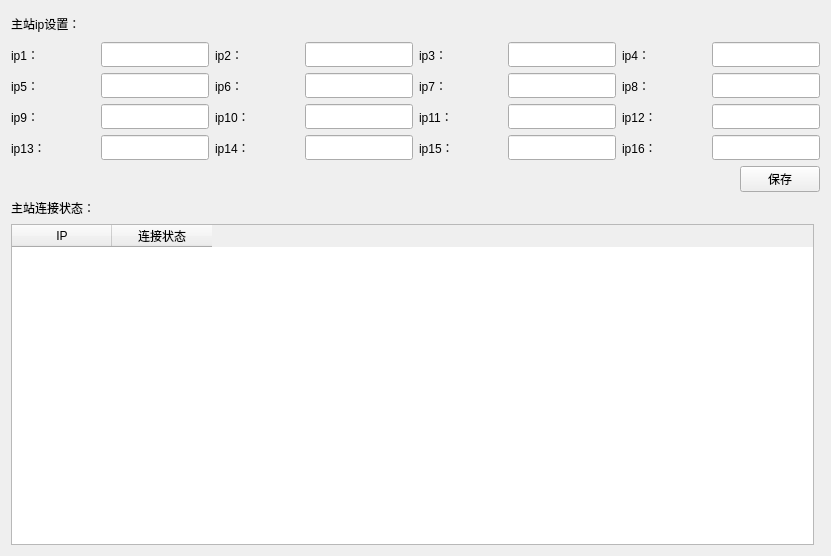
First picture: the form in paraconfig.ui, repository YongGuangLi/AlarmDisplay, before the edit.
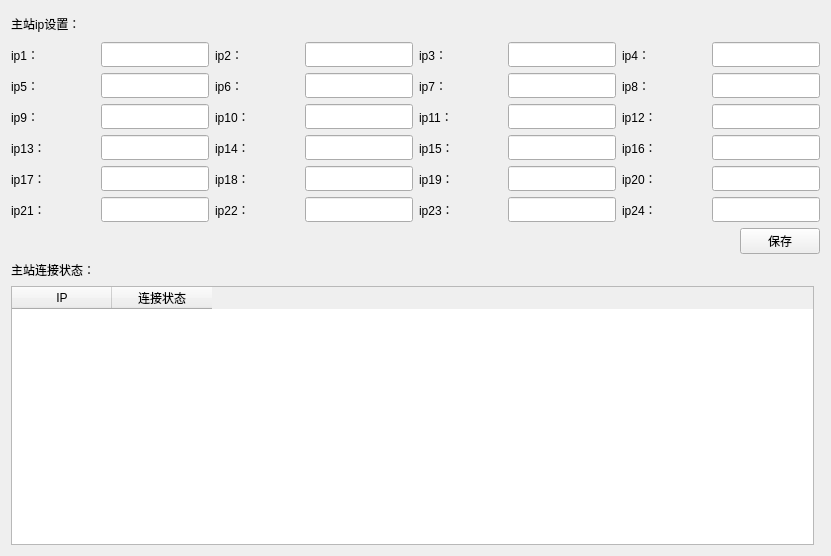
Second picture: the form after the edit.

What changed in the file:
```diff
--- a/paraconfig.ui
+++ b/paraconfig.ui
@@ -628,6 +628,294 @@
        </item>
       </layout>
      </item>
+     <item>
+      <layout class="QHBoxLayout" name="horizontalLayout_7">
+       <item>
+        <widget class="QLabel" name="label_21">
+         <property name="sizePolicy">
+          <sizepolicy hsizetype="Expanding" vsizetype="Expanding">
+           <horstretch>0</horstretch>
+           <verstretch>0</verstretch>
+          </sizepolicy>
+         </property>
+         <property name="maximumSize">
+          <size>
+           <width>16777215</width>
+           <height>25</height>
+          </size>
+         </property>
+         <property name="text">
+          <string>ip17：</string>
+         </property>
+        </widget>
+       </item>
+       <item>
+        <widget class="QLineEdit" name="lineEdit_17">
+         <property name="sizePolicy">
+          <sizepolicy hsizetype="Expanding" vsizetype="Expanding">
+           <horstretch>0</horstretch>
+           <verstretch>0</verstretch>
+          </sizepolicy>
+         </property>
+         <property name="maximumSize">
+          <size>
+           <width>16777215</width>
+           <height>25</height>
+          </size>
+         </property>
+        </widget>
+       </item>
+       <item>
+        <widget class="QLabel" name="label_22">
+         <property name="sizePolicy">
+          <sizepolicy hsizetype="Expanding" vsizetype="Expanding">
+           <horstretch>0</horstretch>
+           <verstretch>0</verstretch>
+          </sizepolicy>
+         </property>
+         <property name="maximumSize">
+          <size>
+           <width>16777215</width>
+           <height>25</height>
+          </size>
+         </property>
+         <property name="text">
+          <string>ip18：</string>
+         </property>
+        </widget>
+       </item>
+       <item>
+        <widget class="QLineEdit" name="lineEdit_18">
+         <property name="sizePolicy">
+          <sizepolicy hsizetype="Expanding" vsizetype="Expanding">
+           <horstretch>0</horstretch>
+           <verstretch>0</verstretch>
+          </sizepolicy>
+         </property>
+         <property name="maximumSize">
+          <size>
+           <width>16777215</width>
+           <height>25</height>
+          </size>
+         </property>
+        </widget>
+       </item>
+       <item>
+        <widget class="QLabel" name="label_23">
+         <property name="sizePolicy">
+          <sizepolicy hsizetype="Expanding" vsizetype="Expanding">
+           <horstretch>0</horstretch>
+           <verstretch>0</verstretch>
+          </sizepolicy>
+         </property>
+         <property name="maximumSize">
+          <size>
+           <width>16777215</width>
+           <height>25</height>
+          </size>
+         </property>
+         <property name="text">
+          <string>ip19：</string>
+         </property>
+        </widget>
+       </item>
+       <item>
+        <widget class="QLineEdit" name="lineEdit_19">
+         <property name="sizePolicy">
+          <sizepolicy hsizetype="Expanding" vsizetype="Expanding">
+           <horstretch>0</horstretch>
+           <verstretch>0</verstretch>
+          </sizepolicy>
+         </property>
+         <property name="maximumSize">
+          <size>
+           <width>16777215</width>
+           <height>25</height>
+          </size>
+         </property>
+        </widget>
+       </item>
+       <item>
+        <widget class="QLabel" name="label_24">
+         <property name="sizePolicy">
+          <sizepolicy hsizetype="Expanding" vsizetype="Expanding">
+           <horstretch>0</horstretch>
+           <verstretch>0</verstretch>
+          </sizepolicy>
+         </property>
+         <property name="maximumSize">
+          <size>
+           <width>16777215</width>
+           <height>25</height>
+          </size>
+         </property>
+         <property name="text">
+          <string>ip20：</string>
+         </property>
+        </widget>
+       </item>
+       <item>
+        <widget class="QLineEdit" name="lineEdit_20">
+         <property name="sizePolicy">
+          <sizepolicy hsizetype="Expanding" vsizetype="Expanding">
+           <horstretch>0</horstretch>
+           <verstretch>0</verstretch>
+          </sizepolicy>
+         </property>
+         <property name="maximumSize">
+          <size>
+           <width>16777215</width>
+           <height>25</height>
+          </size>
+         </property>
+        </widget>
+       </item>
+      </layout>
+     </item>
+     <item>
+      <layout class="QHBoxLayout" name="horizontalLayout_8">
+       <item>
+        <widget class="QLabel" name="label_25">
+         <property name="sizePolicy">
+          <sizepolicy hsizetype="Expanding" vsizetype="Expanding">
+           <horstretch>0</horstretch>
+           <verstretch>0</verstretch>
+          </sizepolicy>
+         </property>
+         <property name="maximumSize">
+          <size>
+           <width>16777215</width>
+           <height>25</height>
+          </size>
+         </property>
+         <property name="text">
+          <string>ip21：</string>
+         </property>
+        </widget>
+       </item>
+       <item>
+        <widget class="QLineEdit" name="lineEdit_21">
+         <property name="sizePolicy">
+          <sizepolicy hsizetype="Expanding" vsizetype="Expanding">
+           <horstretch>0</horstretch>
+           <verstretch>0</verstretch>
+          </sizepolicy>
+         </property>
+         <property name="maximumSize">
+          <size>
+           <width>16777215</width>
+           <height>25</height>
+          </size>
+         </property>
+        </widget>
+       </item>
+       <item>
+        <widget class="QLabel" name="label_26">
+         <property name="sizePolicy">
+          <sizepolicy hsizetype="Expanding" vsizetype="Expanding">
+           <horstretch>0</horstretch>
+           <verstretch>0</verstretch>
+          </sizepolicy>
+         </property>
+         <property name="maximumSize">
+          <size>
+           <width>16777215</width>
+           <height>25</height>
+          </size>
+         </property>
+         <property name="text">
+          <string>ip22：</string>
+         </property>
+        </widget>
+       </item>
+       <item>
+        <widget class="QLineEdit" name="lineEdit_22">
+         <property name="sizePolicy">
+          <sizepolicy hsizetype="Expanding" vsizetype="Expanding">
+           <horstretch>0</horstretch>
+           <verstretch>0</verstretch>
+          </sizepolicy>
+         </property>
+         <property name="maximumSize">
+          <size>
+           <width>16777215</width>
+           <height>25</height>
+          </size>
+         </property>
+        </widget>
+       </item>
+       <item>
+        <widget class="QLabel" name="label_27">
+         <property name="sizePolicy">
+          <sizepolicy hsizetype="Expanding" vsizetype="Expanding">
+           <horstretch>0</horstretch>
+           <verstretch>0</verstretch>
+          </sizepolicy>
+         </property>
+         <property name="maximumSize">
+          <size>
+           <width>16777215</width>
+           <height>25</height>
+          </size>
+         </property>
+         <property name="text">
+          <string>ip23：</string>
+         </property>
+        </widget>
+       </item>
+       <item>
+        <widget class="QLineEdit" name="lineEdit_23">
+         <property name="sizePolicy">
+          <sizepolicy hsizetype="Expanding" vsizetype="Expanding">
+           <horstretch>0</horstretch>
+           <verstretch>0</verstretch>
+          </sizepolicy>
+         </property>
+         <property name="maximumSize">
+          <size>
+           <width>16777215</width>
+           <height>25</height>
+          </size>
+         </property>
+        </widget>
+       </item>
+       <item>
+        <widget class="QLabel" name="label_28">
+         <property name="sizePolicy">
+          <sizepolicy hsizetype="Expanding" vsizetype="Expanding">
+           <horstretch>0</horstretch>
+           <verstretch>0</verstretch>
+          </sizepolicy>
+         </property>
+         <property name="maximumSize">
+          <size>
+           <width>16777215</width>
+           <height>25</height>
+          </size>
+         </property>
+         <property name="text">
+          <string>ip24：</string>
+         </property>
+        </widget>
+       </item>
+       <item>
+        <widget class="QLineEdit" name="lineEdit_24">
+         <property name="sizePolicy">
+          <sizepolicy hsizetype="Expanding" vsizetype="Expanding">
+           <horstretch>0</horstretch>
+           <verstretch>0</verstretch>
+          </sizepolicy>
+         </property>
+         <property name="maximumSize">
+          <size>
+           <width>16777215</width>
+           <height>25</height>
+          </size>
+         </property>
+        </widget>
+       </item>
+      </layout>
+     </item>
      <item>
       <layout class="QHBoxLayout" name="horizontalLayout">
        <item>
```
